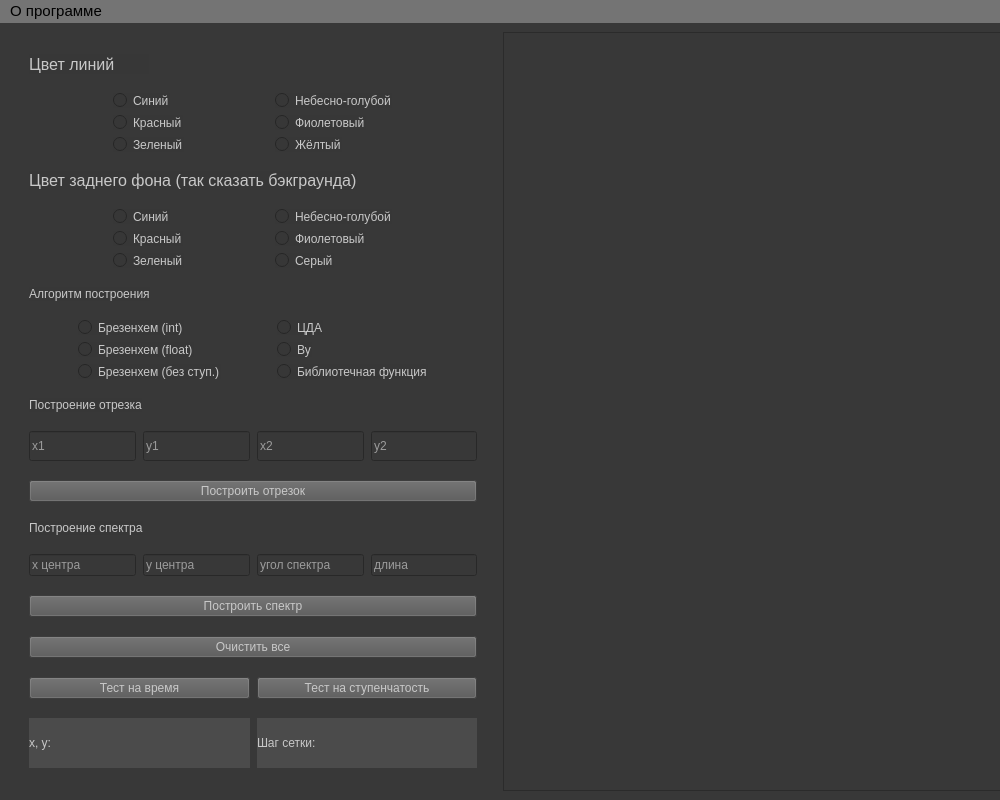
Before: the Qt Designer form lab_04/template.ui in NikolayL2sch/cg_bmstu, drawn with Qt 5.
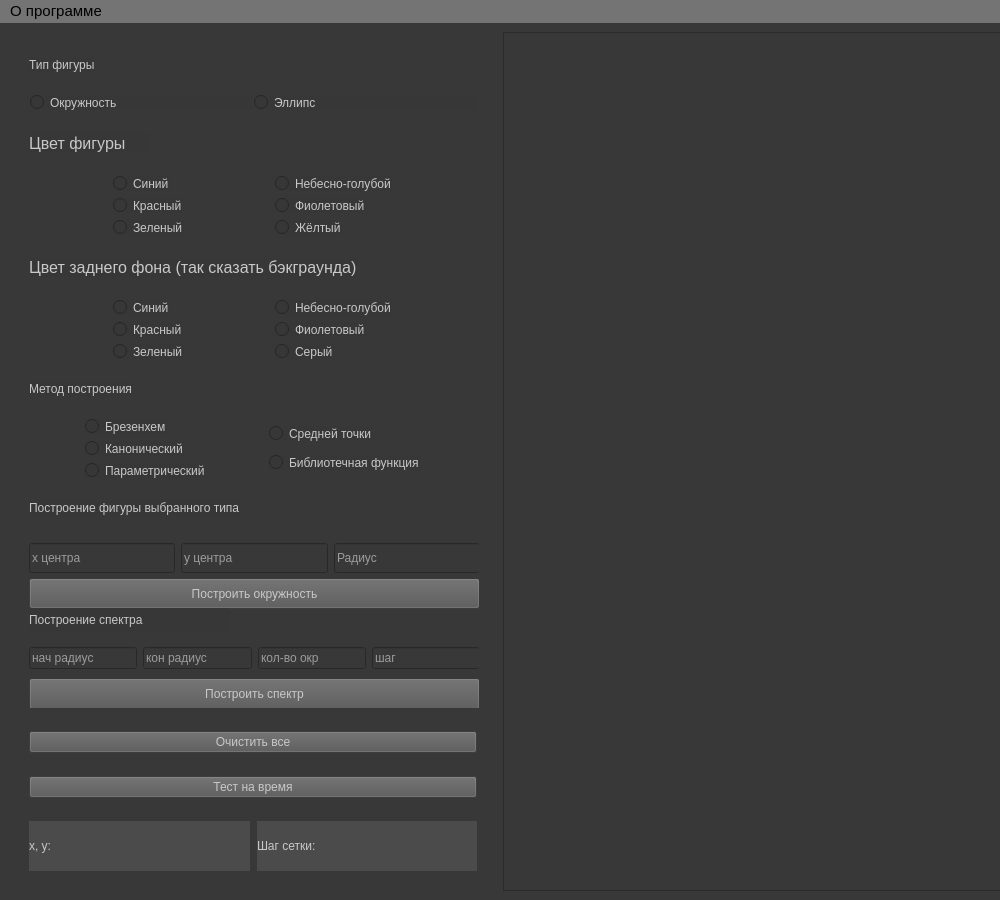
After: the same form once the commit is applied. The open tabs and pages were chosen to show the change.

```diff
--- a/lab_04/template.ui
+++ b/lab_04/template.ui
@@ -10,7 +10,7 @@
     <x>0</x>
     <y>0</y>
     <width>1000</width>
-    <height>800</height>
+    <height>900</height>
    </rect>
   </property>
   <property name="sizePolicy">
@@ -22,7 +22,7 @@
   <property name="minimumSize">
    <size>
     <width>1000</width>
-    <height>800</height>
+    <height>900</height>
    </size>
   </property>
   <property name="font">
@@ -72,7 +72,7 @@
      </widget>
     </item>
     <item row="0" column="0">
-     <layout class="QVBoxLayout" name="verticalLayout" stretch="0,0,0,0,0,0,0,0,0,0,0,0,0,0,0">
+     <layout class="QVBoxLayout" name="verticalLayout" stretch="0,0,0,0,0,0,0,0,0,0,0,0,0">
       <property name="spacing">
        <number>7</number>
       </property>
@@ -89,7 +89,86 @@
        <number>0</number>
       </property>
       <item>
-       <widget class="QLabel" name="line_color_label">
+       <widget class="QLabel" name="figure_type_label">
+        <property name="sizePolicy">
+         <sizepolicy hsizetype="Fixed" vsizetype="Fixed">
+          <horstretch>0</horstretch>
+          <verstretch>0</verstretch>
+         </sizepolicy>
+        </property>
+        <property name="styleSheet">
+         <string notr="true">color: rgb(200, 200, 200);
+font: 12pt &quot;Segoe UI&quot;;
+border-color: rgb(131, 131, 131);
+gridline-color: rgb(95, 95, 95);
+background-color: rgb(55, 55, 55);</string>
+        </property>
+        <property name="text">
+         <string>Тип фигуры</string>
+        </property>
+       </widget>
+      </item>
+      <item>
+       <layout class="QHBoxLayout" name="horizontalLayout_7">
+        <property name="spacing">
+         <number>1</number>
+        </property>
+        <item>
+         <widget class="QRadioButton" name="circle_rb">
+          <property name="sizePolicy">
+           <sizepolicy hsizetype="Fixed" vsizetype="Fixed">
+            <horstretch>0</horstretch>
+            <verstretch>0</verstretch>
+           </sizepolicy>
+          </property>
+          <property name="maximumSize">
+           <size>
+            <width>222</width>
+            <height>16777215</height>
+           </size>
+          </property>
+          <property name="styleSheet">
+           <string notr="true">color: rgb(200, 200, 200);
+font: 11pt &quot;Segoe UI&quot;;
+border-color: rgb(131, 131, 131);
+gridline-color: rgb(95, 95, 95);
+background-color: rgb(55, 55, 55);</string>
+          </property>
+          <property name="text">
+           <string>Окружность</string>
+          </property>
+         </widget>
+        </item>
+        <item>
+         <widget class="QRadioButton" name="ellipse_rb">
+          <property name="sizePolicy">
+           <sizepolicy hsizetype="Fixed" vsizetype="Fixed">
+            <horstretch>0</horstretch>
+            <verstretch>0</verstretch>
+           </sizepolicy>
+          </property>
+          <property name="maximumSize">
+           <size>
+            <width>222</width>
+            <height>16777215</height>
+           </size>
+          </property>
+          <property name="styleSheet">
+           <string notr="true">color: rgb(200, 200, 200);
+font: 11pt &quot;Segoe UI&quot;;
+border-color: rgb(131, 131, 131);
+gridline-color: rgb(95, 95, 95);
+background-color: rgb(55, 55, 55);</string>
+          </property>
+          <property name="text">
+           <string>Эллипс</string>
+          </property>
+         </widget>
+        </item>
+       </layout>
+      </item>
+      <item>
+       <widget class="QLabel" name="figure_color_label">
         <property name="sizePolicy">
          <sizepolicy hsizetype="Fixed" vsizetype="Fixed">
           <horstretch>0</horstretch>
@@ -118,7 +197,7 @@
 background-color: rgb(55, 55, 55);</string>
         </property>
         <property name="text">
-         <string>Цвет линий</string>
+         <string>Цвет фигуры</string>
         </property>
        </widget>
       </item>
@@ -435,7 +514,7 @@
 font: 12pt &quot;Segoe UI&quot;;</string>
         </property>
         <property name="text">
-         <string>Алгоритм построения</string>
+         <string>Метод построения</string>
         </property>
        </widget>
       </item>
@@ -460,7 +539,7 @@
 </string>
             </property>
             <property name="text">
-             <string>Брезенхем (int)</string>
+             <string>Брезенхем</string>
             </property>
            </widget>
           </item>
@@ -480,7 +559,7 @@
 font: 11pt &quot;Segoe UI&quot;;</string>
             </property>
             <property name="text">
-             <string>Брезенхем (float)</string>
+             <string>Канонический</string>
             </property>
            </widget>
           </item>
@@ -500,7 +579,7 @@
 font: 11pt &quot;Segoe UI&quot;;</string>
             </property>
             <property name="text">
-             <string>Брезенхем (без ступ.)</string>
+             <string>Параметрический</string>
             </property>
            </widget>
           </item>
@@ -524,27 +603,7 @@
 font: 11pt &quot;Segoe UI&quot;;</string>
             </property>
             <property name="text">
-             <string>ЦДА</string>
-            </property>
-           </widget>
-          </item>
-          <item>
-           <widget class="QRadioButton" name="vu_alg_rbutton">
-            <property name="sizePolicy">
-             <sizepolicy hsizetype="Fixed" vsizetype="Fixed">
-              <horstretch>0</horstretch>
-              <verstretch>0</verstretch>
-             </sizepolicy>
-            </property>
-            <property name="styleSheet">
-             <string notr="true">color: rgb(200, 200, 200);
-border-color: rgb(131, 131, 131);
-gridline-color: rgb(95, 95, 95);
-background-color: rgb(55, 55, 55);
-font: 11pt &quot;Segoe UI&quot;;</string>
-            </property>
-            <property name="text">
-             <string>Ву</string>
+             <string>Средней точки</string>
             </property>
            </widget>
           </item>
@@ -588,14 +647,49 @@
 font: 12pt &quot;Segoe UI&quot;;</string>
         </property>
         <property name="text">
-         <string>Построение отрезка</string>
+         <string>Построение фигуры выбранного типа</string>
         </property>
        </widget>
       </item>
       <item>
-       <layout class="QHBoxLayout" name="horizontalLayout_11">
-        <item>
-         <widget class="QLineEdit" name="set_x1">
+       <widget class="QStackedWidget" name="stackedWidget">
+        <property name="sizePolicy">
+         <sizepolicy hsizetype="Fixed" vsizetype="Fixed">
+          <horstretch>0</horstretch>
+          <verstretch>0</verstretch>
+         </sizepolicy>
+        </property>
+        <property name="minimumSize">
+         <size>
+          <width>450</width>
+          <height>170</height>
+         </size>
+        </property>
+        <property name="currentIndex">
+         <number>1</number>
+        </property>
+        <widget class="QWidget" name="page_1">
+         <property name="sizePolicy">
+          <sizepolicy hsizetype="Minimum" vsizetype="Minimum">
+           <horstretch>0</horstretch>
+           <verstretch>0</verstretch>
+          </sizepolicy>
+         </property>
+         <property name="minimumSize">
+          <size>
+           <width>0</width>
+           <height>100</height>
+          </size>
+         </property>
+         <widget class="QPushButton" name="draw_circle_button">
+          <property name="geometry">
+           <rect>
+            <x>0</x>
+            <y>40</y>
+            <width>451</width>
+            <height>31</height>
+           </rect>
+          </property>
           <property name="sizePolicy">
            <sizepolicy hsizetype="Fixed" vsizetype="Fixed">
             <horstretch>0</horstretch>
@@ -604,143 +698,150 @@
           </property>
           <property name="maximumSize">
            <size>
-            <width>110</width>
-            <height>30</height>
+            <width>460</width>
+            <height>16777215</height>
            </size>
           </property>
           <property name="styleSheet">
-           <string notr="true">border-color: rgb(255, 255, 255);
-color: rgb(255, 255, 255);
-font: 10pt &quot;Segoe UI&quot;;</string>
+           <string notr="true">color: rgb(200, 200, 200);
+font: 10pt &quot;Segoe UI&quot;;
+background-color: rgb(86, 86, 86);</string>
           </property>
-          <property name="placeholderText">
-           <string>x1</string>
+          <property name="text">
+           <string>Построить окружность</string>
           </property>
          </widget>
-        </item>
-        <item>
-         <widget class="QLineEdit" name="set_y1">
-          <property name="sizePolicy">
-           <sizepolicy hsizetype="Fixed" vsizetype="Fixed">
-            <horstretch>0</horstretch>
-            <verstretch>0</verstretch>
-           </sizepolicy>
+         <widget class="QWidget" name="horizontalLayoutWidget_2">
+          <property name="geometry">
+           <rect>
+            <x>0</x>
+            <y>0</y>
+            <width>451</width>
+            <height>41</height>
+           </rect>
           </property>
-          <property name="maximumSize">
-           <size>
-            <width>110</width>
-            <height>30</height>
-           </size>
-          </property>
-          <property name="styleSheet">
-           <string notr="true">border-color: rgb(255, 255, 255);
+          <layout class="QHBoxLayout" name="horizontalLayout_9">
+           <item>
+            <widget class="QLineEdit" name="set_x">
+             <property name="sizePolicy">
+              <sizepolicy hsizetype="Fixed" vsizetype="Fixed">
+               <horstretch>0</horstretch>
+               <verstretch>0</verstretch>
+              </sizepolicy>
+             </property>
+             <property name="maximumSize">
+              <size>
+               <width>150</width>
+               <height>30</height>
+              </size>
+             </property>
+             <property name="styleSheet">
+              <string notr="true">border-color: rgb(255, 255, 255);
 color: rgb(255, 255, 255);
 font: 10pt &quot;Segoe UI&quot;;</string>
-          </property>
-          <property name="placeholderText">
-           <string>y1</string>
-          </property>
+             </property>
+             <property name="placeholderText">
+              <string>x центра</string>
+             </property>
+            </widget>
+           </item>
+           <item>
+            <widget class="QLineEdit" name="set_y">
+             <property name="sizePolicy">
+              <sizepolicy hsizetype="Fixed" vsizetype="Fixed">
+               <horstretch>0</horstretch>
+               <verstretch>0</verstretch>
+              </sizepolicy>
+             </property>
+             <property name="maximumSize">
+              <size>
+               <width>150</width>
+               <height>30</height>
+              </size>
+             </property>
+             <property name="styleSheet">
+              <string notr="true">border-color: rgb(255, 255, 255);
+color: rgb(255, 255, 255);
+font: 10pt &quot;Segoe UI&quot;;</string>
+             </property>
+             <property name="placeholderText">
+              <string>y центра</string>
+             </property>
+            </widget>
+           </item>
+           <item>
+            <widget class="QLineEdit" name="set_r">
+             <property name="sizePolicy">
+              <sizepolicy hsizetype="Fixed" vsizetype="Fixed">
+               <horstretch>0</horstretch>
+               <verstretch>0</verstretch>
+              </sizepolicy>
+             </property>
+             <property name="maximumSize">
+              <size>
+               <width>150</width>
+               <height>30</height>
+              </size>
+             </property>
+             <property name="styleSheet">
+              <string notr="true">border-color: rgb(255, 255, 255);
+color: rgb(255, 255, 255);
+font: 10pt &quot;Segoe UI&quot;;</string>
+             </property>
+             <property name="placeholderText">
+              <string>Радиус</string>
+             </property>
+            </widget>
+           </item>
+          </layout>
          </widget>
-        </item>
-        <item>
-         <widget class="QLineEdit" name="set_x2">
+         <widget class="QLabel" name="draw_spektr_label">
+          <property name="geometry">
+           <rect>
+            <x>0</x>
+            <y>70</y>
+            <width>200</width>
+            <height>23</height>
+           </rect>
+          </property>
           <property name="sizePolicy">
            <sizepolicy hsizetype="Fixed" vsizetype="Fixed">
             <horstretch>0</horstretch>
             <verstretch>0</verstretch>
            </sizepolicy>
           </property>
-          <property name="maximumSize">
+          <property name="minimumSize">
            <size>
-            <width>110</width>
-            <height>30</height>
+            <width>200</width>
+            <height>0</height>
            </size>
           </property>
-          <property name="styleSheet">
-           <string notr="true">border-color: rgb(255, 255, 255);
-color: rgb(255, 255, 255);
-font: 10pt &quot;Segoe UI&quot;;</string>
-          </property>
-          <property name="placeholderText">
-           <string>x2</string>
-          </property>
-         </widget>
-        </item>
-        <item>
-         <widget class="QLineEdit" name="set_y2">
-          <property name="sizePolicy">
-           <sizepolicy hsizetype="Fixed" vsizetype="Fixed">
-            <horstretch>0</horstretch>
-            <verstretch>0</verstretch>
-           </sizepolicy>
-          </property>
           <property name="maximumSize">
            <size>
-            <width>110</width>
-            <height>30</height>
+            <width>250</width>
+            <height>16777215</height>
            </size>
           </property>
           <property name="styleSheet">
-           <string notr="true">border-color: rgb(255, 255, 255);
-color: rgb(255, 255, 255);
-font: 10pt &quot;Segoe UI&quot;;</string>
-          </property>
-          <property name="placeholderText">
-           <string>y2</string>
-          </property>
-         </widget>
-        </item>
-       </layout>
-      </item>
-      <item>
-       <widget class="QPushButton" name="draw_segment_button">
-        <property name="sizePolicy">
-         <sizepolicy hsizetype="Fixed" vsizetype="Fixed">
-          <horstretch>0</horstretch>
-          <verstretch>0</verstretch>
-         </sizepolicy>
-        </property>
-        <property name="maximumSize">
-         <size>
-          <width>460</width>
-          <height>16777215</height>
-         </size>
-        </property>
-        <property name="styleSheet">
-         <string notr="true">color: rgb(200, 200, 200);
-font: 10pt &quot;Segoe UI&quot;;
-background-color: rgb(86, 86, 86);</string>
-        </property>
-        <property name="text">
-         <string>Построить отрезок</string>
-        </property>
-       </widget>
-      </item>
-      <item>
-       <widget class="QLabel" name="draw_spektr_label">
-        <property name="sizePolicy">
-         <sizepolicy hsizetype="Fixed" vsizetype="Fixed">
-          <horstretch>0</horstretch>
-          <verstretch>0</verstretch>
-         </sizepolicy>
-        </property>
-        <property name="styleSheet">
-         <string notr="true">color: rgb(200, 200, 200);
+           <string notr="true">color: rgb(200, 200, 200);
 border-color: rgb(131, 131, 131);
 gridline-color: rgb(95, 95, 95);
 background-color: rgb(55, 55, 55);
-font: 10pt &quot;Segoe UI&quot;;
-</string>
-        </property>
-        <property name="text">
-         <string>Построение спектра</string>
-        </property>
-       </widget>
-      </item>
-      <item>
-       <layout class="QHBoxLayout" name="horizontalLayout_3">
-        <item>
-         <widget class="QLineEdit" name="set_xc">
+font: 12pt &quot;Segoe UI&quot;;</string>
+          </property>
+          <property name="text">
+           <string>Построение спектра</string>
+          </property>
+         </widget>
+         <widget class="QPushButton" name="draw_spektr_button">
+          <property name="geometry">
+           <rect>
+            <x>0</x>
+            <y>140</y>
+            <width>451</width>
+            <height>32</height>
+           </rect>
+          </property>
           <property name="sizePolicy">
            <sizepolicy hsizetype="Fixed" vsizetype="Fixed">
             <horstretch>0</horstretch>
@@ -749,22 +850,246 @@
           </property>
           <property name="maximumSize">
            <size>
-            <width>110</width>
+            <width>460</width>
             <height>16777215</height>
            </size>
           </property>
           <property name="styleSheet">
-           <string notr="true">border-color: rgb(255, 255, 255);
+           <string notr="true">color: rgb(200, 200, 200);
+font: 10pt &quot;Segoe UI&quot;;
+background-color: rgb(86, 86, 86);</string>
+          </property>
+          <property name="text">
+           <string>Построить спектр</string>
+          </property>
+         </widget>
+         <widget class="QWidget" name="horizontalLayoutWidget_3">
+          <property name="geometry">
+           <rect>
+            <x>0</x>
+            <y>100</y>
+            <width>451</width>
+            <height>41</height>
+           </rect>
+          </property>
+          <layout class="QHBoxLayout" name="horizontalLayout_3">
+           <item>
+            <widget class="QLineEdit" name="set_r_start">
+             <property name="sizePolicy">
+              <sizepolicy hsizetype="Fixed" vsizetype="Fixed">
+               <horstretch>0</horstretch>
+               <verstretch>0</verstretch>
+              </sizepolicy>
+             </property>
+             <property name="maximumSize">
+              <size>
+               <width>110</width>
+               <height>16777215</height>
+              </size>
+             </property>
+             <property name="styleSheet">
+              <string notr="true">border-color: rgb(255, 255, 255);
 color: rgb(255, 255, 255);
 font: 10pt &quot;Segoe UI&quot;;</string>
+             </property>
+             <property name="placeholderText">
+              <string>нач радиус</string>
+             </property>
+            </widget>
+           </item>
+           <item>
+            <widget class="QLineEdit" name="set_r_end">
+             <property name="sizePolicy">
+              <sizepolicy hsizetype="Fixed" vsizetype="Fixed">
+               <horstretch>0</horstretch>
+               <verstretch>0</verstretch>
+              </sizepolicy>
+             </property>
+             <property name="maximumSize">
+              <size>
+               <width>110</width>
+               <height>16777215</height>
+              </size>
+             </property>
+             <property name="styleSheet">
+              <string notr="true">border-color: rgb(255, 255, 255);
+color: rgb(255, 255, 255);
+font: 10pt &quot;Segoe UI&quot;;</string>
+             </property>
+             <property name="placeholderText">
+              <string>кон радиус</string>
+             </property>
+            </widget>
+           </item>
+           <item>
+            <widget class="QLineEdit" name="set_circle_count">
+             <property name="sizePolicy">
+              <sizepolicy hsizetype="Fixed" vsizetype="Fixed">
+               <horstretch>0</horstretch>
+               <verstretch>0</verstretch>
+              </sizepolicy>
+             </property>
+             <property name="maximumSize">
+              <size>
+               <width>110</width>
+               <height>16777215</height>
+              </size>
+             </property>
+             <property name="styleSheet">
+              <string notr="true">border-color: rgb(255, 255, 255);
+color: rgb(255, 255, 255);
+font: 10pt &quot;Segoe UI&quot;;</string>
+             </property>
+             <property name="placeholderText">
+              <string>кол-во окр</string>
+             </property>
+            </widget>
+           </item>
+           <item>
+            <widget class="QLineEdit" name="set_step">
+             <property name="sizePolicy">
+              <sizepolicy hsizetype="Fixed" vsizetype="Fixed">
+               <horstretch>0</horstretch>
+               <verstretch>0</verstretch>
+              </sizepolicy>
+             </property>
+             <property name="maximumSize">
+              <size>
+               <width>110</width>
+               <height>16777215</height>
+              </size>
+             </property>
+             <property name="styleSheet">
+              <string notr="true">border-color: rgb(255, 255, 255);
+color: rgb(255, 255, 255);
+font: 10pt &quot;Segoe UI&quot;;</string>
+             </property>
+             <property name="placeholderText">
+              <string>шаг</string>
+             </property>
+            </widget>
+           </item>
+          </layout>
+         </widget>
+        </widget>
+        <widget class="QWidget" name="page_2">
+         <widget class="QWidget" name="horizontalLayoutWidget_4">
+          <property name="geometry">
+           <rect>
+            <x>0</x>
+            <y>0</y>
+            <width>451</width>
+            <height>41</height>
+           </rect>
           </property>
-          <property name="placeholderText">
-           <string>x центра</string>
-          </property>
+          <layout class="QHBoxLayout" name="horizontalLayout_10">
+           <item>
+            <widget class="QLineEdit" name="set_ellipse_x">
+             <property name="sizePolicy">
+              <sizepolicy hsizetype="Minimum" vsizetype="Fixed">
+               <horstretch>0</horstretch>
+               <verstretch>0</verstretch>
+              </sizepolicy>
+             </property>
+             <property name="maximumSize">
+              <size>
+               <width>120</width>
+               <height>16777215</height>
+              </size>
+             </property>
+             <property name="styleSheet">
+              <string notr="true">border-color: rgb(255, 255, 255);
+color: rgb(255, 255, 255);
+font: 10pt &quot;Segoe UI&quot;;</string>
+             </property>
+             <property name="placeholderText">
+              <string>x центра</string>
+             </property>
+            </widget>
+           </item>
+           <item>
+            <widget class="QLineEdit" name="set_ellipse_y">
+             <property name="sizePolicy">
+              <sizepolicy hsizetype="Minimum" vsizetype="Fixed">
+               <horstretch>0</horstretch>
+               <verstretch>0</verstretch>
+              </sizepolicy>
+             </property>
+             <property name="maximumSize">
+              <size>
+               <width>120</width>
+               <height>16777215</height>
+              </size>
+             </property>
+             <property name="styleSheet">
+              <string notr="true">border-color: rgb(255, 255, 255);
+color: rgb(255, 255, 255);
+font: 10pt &quot;Segoe UI&quot;;</string>
+             </property>
+             <property name="placeholderText">
+              <string>y центра</string>
+             </property>
+            </widget>
+           </item>
+           <item>
+            <widget class="QLineEdit" name="set_ellipse_width">
+             <property name="sizePolicy">
+              <sizepolicy hsizetype="Minimum" vsizetype="Fixed">
+               <horstretch>0</horstretch>
+               <verstretch>0</verstretch>
+              </sizepolicy>
+             </property>
+             <property name="maximumSize">
+              <size>
+               <width>120</width>
+               <height>16777215</height>
+              </size>
+             </property>
+             <property name="styleSheet">
+              <string notr="true">border-color: rgb(255, 255, 255);
+color: rgb(255, 255, 255);
+font: 10pt &quot;Segoe UI&quot;;</string>
+             </property>
+             <property name="placeholderText">
+              <string>ширина</string>
+             </property>
+            </widget>
+           </item>
+           <item>
+            <widget class="QLineEdit" name="set_ellipse_height">
+             <property name="sizePolicy">
+              <sizepolicy hsizetype="Minimum" vsizetype="Fixed">
+               <horstretch>0</horstretch>
+               <verstretch>0</verstretch>
+              </sizepolicy>
+             </property>
+             <property name="maximumSize">
+              <size>
+               <width>120</width>
+               <height>16777215</height>
+              </size>
+             </property>
+             <property name="styleSheet">
+              <string notr="true">border-color: rgb(255, 255, 255);
+color: rgb(255, 255, 255);
+font: 10pt &quot;Segoe UI&quot;;</string>
+             </property>
+             <property name="placeholderText">
+              <string>высота</string>
+             </property>
+            </widget>
+           </item>
+          </layout>
          </widget>
-        </item>
-        <item>
-         <widget class="QLineEdit" name="set_yc">
+         <widget class="QPushButton" name="draw_ellipse_button">
+          <property name="geometry">
+           <rect>
+            <x>0</x>
+            <y>50</y>
+            <width>451</width>
+            <height>31</height>
+           </rect>
+          </property>
           <property name="sizePolicy">
            <sizepolicy hsizetype="Fixed" vsizetype="Fixed">
             <horstretch>0</horstretch>
@@ -773,22 +1098,28 @@
           </property>
           <property name="maximumSize">
            <size>
-            <width>110</width>
+            <width>460</width>
             <height>16777215</height>
            </size>
           </property>
           <property name="styleSheet">
-           <string notr="true">border-color: rgb(255, 255, 255);
-color: rgb(255, 255, 255);
-font: 10pt &quot;Segoe UI&quot;;</string>
+           <string notr="true">color: rgb(200, 200, 200);
+font: 10pt &quot;Segoe UI&quot;;
+background-color: rgb(86, 86, 86);</string>
           </property>
-          <property name="placeholderText">
-           <string>y центра</string>
+          <property name="text">
+           <string>Построить эллипс</string>
           </property>
          </widget>
-        </item>
-        <item>
-         <widget class="QLineEdit" name="set_angle">
+         <widget class="QLabel" name="draw_spektr_label_2">
+          <property name="geometry">
+           <rect>
+            <x>0</x>
+            <y>80</y>
+            <width>200</width>
+            <height>23</height>
+           </rect>
+          </property>
           <property name="sizePolicy">
            <sizepolicy hsizetype="Fixed" vsizetype="Fixed">
             <horstretch>0</horstretch>
@@ -797,22 +1128,102 @@
           </property>
           <property name="maximumSize">
            <size>
-            <width>110</width>
+            <width>250</width>
             <height>16777215</height>
            </size>
           </property>
           <property name="styleSheet">
-           <string notr="true">border-color: rgb(255, 255, 255);
-color: rgb(255, 255, 255);
-font: 10pt &quot;Segoe UI&quot;;</string>
+           <string notr="true">color: rgb(200, 200, 200);
+border-color: rgb(131, 131, 131);
+gridline-color: rgb(95, 95, 95);
+background-color: rgb(55, 55, 55);
+font: 12pt &quot;Segoe UI&quot;;</string>
           </property>
-          <property name="placeholderText">
-           <string>угол спектра</string>
+          <property name="text">
+           <string>Построение спектра</string>
           </property>
          </widget>
-        </item>
-        <item>
-         <widget class="QLineEdit" name="set_length">
+         <widget class="QWidget" name="horizontalLayoutWidget_5">
+          <property name="geometry">
+           <rect>
+            <x>0</x>
+            <y>100</y>
+            <width>451</width>
+            <height>41</height>
+           </rect>
+          </property>
+          <layout class="QHBoxLayout" name="horizontalLayout_11">
+           <item>
+            <widget class="QLineEdit" name="set_spektr_width">
+             <property name="styleSheet">
+              <string notr="true">border-color: rgb(255, 255, 255);
+color: rgb(255, 255, 255);
+font: 10pt &quot;Segoe UI&quot;;</string>
+             </property>
+             <property name="placeholderText">
+              <string>ширина</string>
+             </property>
+            </widget>
+           </item>
+           <item>
+            <widget class="QLineEdit" name="set_spektr_height">
+             <property name="styleSheet">
+              <string notr="true">border-color: rgb(255, 255, 255);
+color: rgb(255, 255, 255);
+font: 10pt &quot;Segoe UI&quot;;</string>
+             </property>
+             <property name="placeholderText">
+              <string>высота</string>
+             </property>
+            </widget>
+           </item>
+           <item>
+            <widget class="QLineEdit" name="set_ellipse_step_x">
+             <property name="styleSheet">
+              <string notr="true">border-color: rgb(255, 255, 255);
+color: rgb(255, 255, 255);
+font: 10pt &quot;Segoe UI&quot;;</string>
+             </property>
+             <property name="placeholderText">
+              <string>шаг по x</string>
+             </property>
+            </widget>
+           </item>
+           <item>
+            <widget class="QLineEdit" name="set_ellipse_step_y">
+             <property name="styleSheet">
+              <string notr="true">border-color: rgb(255, 255, 255);
+color: rgb(255, 255, 255);
+font: 10pt &quot;Segoe UI&quot;;</string>
+             </property>
+             <property name="placeholderText">
+              <string>шаг по y</string>
+             </property>
+            </widget>
+           </item>
+           <item>
+            <widget class="QLineEdit" name="set_ellipse_count">
+             <property name="styleSheet">
+              <string notr="true">border-color: rgb(255, 255, 255);
+color: rgb(255, 255, 255);
+font: 10pt &quot;Segoe UI&quot;;</string>
+             </property>
+             <property name="placeholderText">
+              <string>кол-во</string>
+             </property>
+            </widget>
+           </item>
+          </layout>
+         </widget>
+         <widget class="QPushButton" name="draw_ellipse_button_2">
+          <property name="geometry">
+           <rect>
+            <x>0</x>
+            <y>140</y>
+            <width>451</width>
+            <height>31</height>
+           </rect>
+          </property>
           <property name="sizePolicy">
            <sizepolicy hsizetype="Fixed" vsizetype="Fixed">
             <horstretch>0</horstretch>
@@ -821,44 +1232,20 @@
           </property>
           <property name="maximumSize">
            <size>
-            <width>110</width>
+            <width>460</width>
             <height>16777215</height>
            </size>
           </property>
           <property name="styleSheet">
-           <string notr="true">border-color: rgb(255, 255, 255);
-color: rgb(255, 255, 255);
-font: 10pt &quot;Segoe UI&quot;;</string>
+           <string notr="true">color: rgb(200, 200, 200);
+font: 10pt &quot;Segoe UI&quot;;
+background-color: rgb(86, 86, 86);</string>
           </property>
-          <property name="placeholderText">
-           <string>длина</string>
+          <property name="text">
+           <string>Построить эллипс</string>
           </property>
          </widget>
-        </item>
-       </layout>
-      </item>
-      <item>
-       <widget class="QPushButton" name="draw_spektr_button">
-        <property name="sizePolicy">
-         <sizepolicy hsizetype="Fixed" vsizetype="Fixed">
-          <horstretch>0</horstretch>
-          <verstretch>0</verstretch>
-         </sizepolicy>
-        </property>
-        <property name="maximumSize">
-         <size>
-          <width>460</width>
-          <height>16777215</height>
-         </size>
-        </property>
-        <property name="styleSheet">
-         <string notr="true">color: rgb(200, 200, 200);
-font: 10pt &quot;Segoe UI&quot;;
-background-color: rgb(86, 86, 86);</string>
-        </property>
-        <property name="text">
-         <string>Построить спектр</string>
-        </property>
+        </widget>
        </widget>
       </item>
       <item>
@@ -899,18 +1286,6 @@
           </property>
          </widget>
         </item>
-        <item>
-         <widget class="QPushButton" name="ladder_test_button">
-          <property name="styleSheet">
-           <string notr="true">color: rgb(200, 200, 200);
-font: 10pt &quot;Segoe UI&quot;;
-background-color: rgb(86, 86, 86);</string>
-          </property>
-          <property name="text">
-           <string>Тест на ступенчатость</string>
-          </property>
-         </widget>
-        </item>
        </layout>
       </item>
       <item>
```
Left out of the diff: 30 changed lines with no effect on the pictures.
